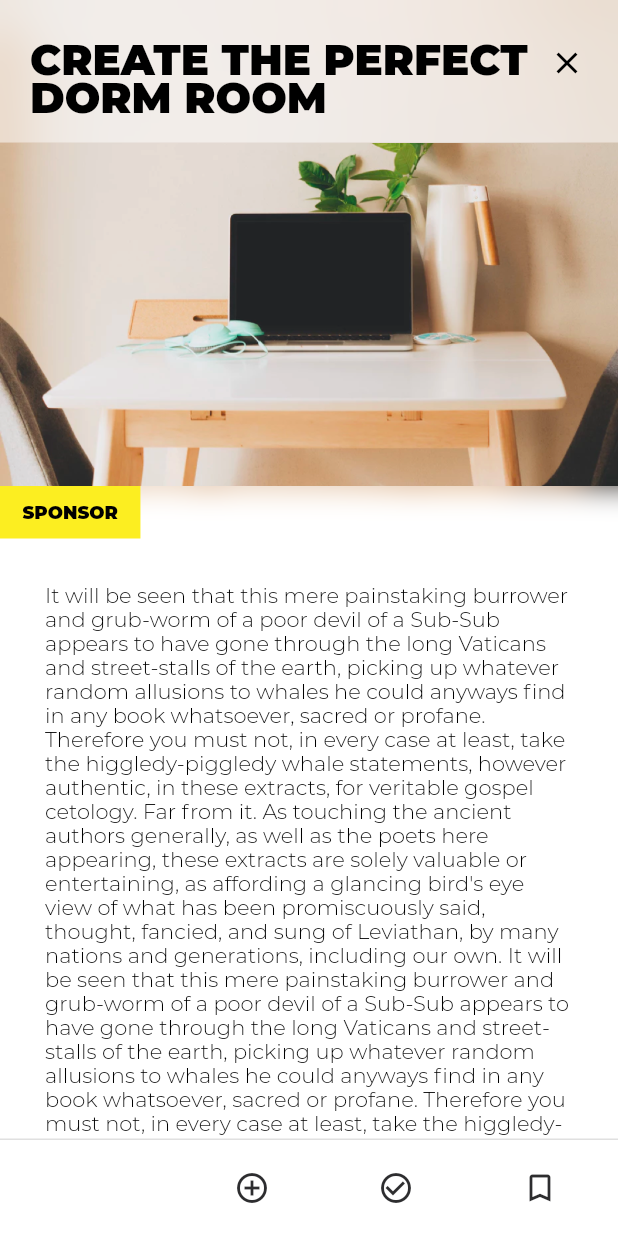
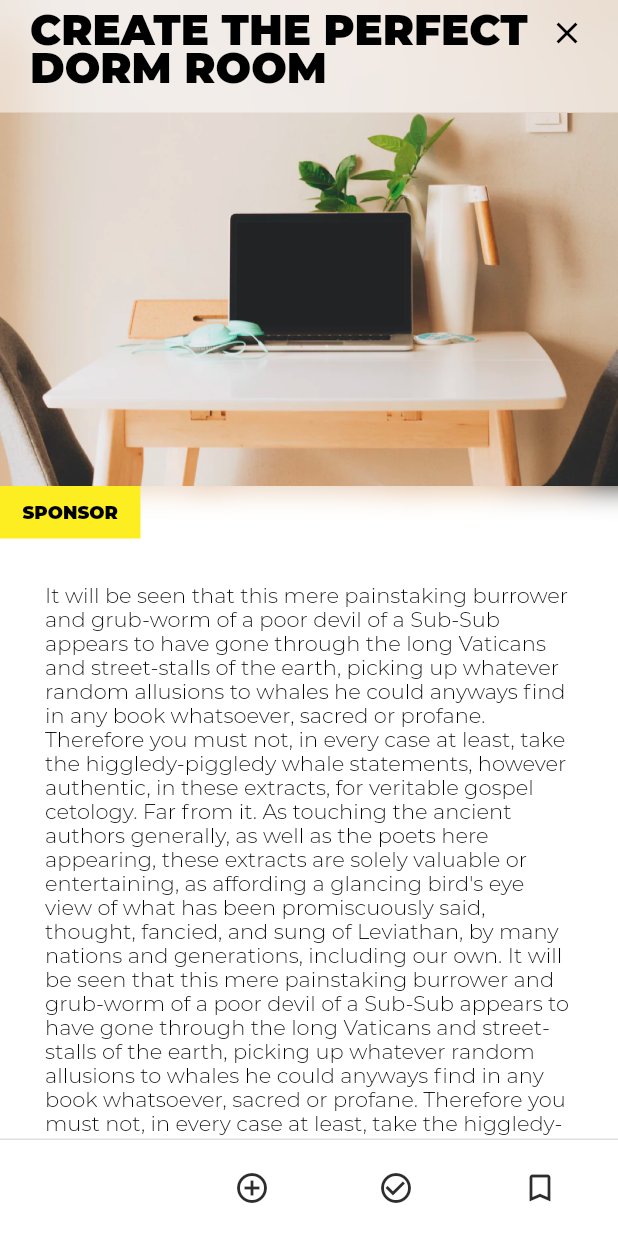
Before and after one commit to datawaslost/newto_flutter, a Flutter app: the Article screen opened by its route, on a phone screen of 412 x 824 dp. Run offline on Flutter 3.47's test engine with Material 2 defaults, Android fonts, the phone set to English and light mode, and no system bars; missing offline and left inert: map_view; statements that could not run were skipped; project files that could hold a hidden picture were left out.

Commit message:
iPhone X fixes with SafeArea padding on article and place screens

```diff
--- a/lib/main.dart
+++ b/lib/main.dart
@@ -2573,7 +2573,8 @@ class _ArticleState extends State<Article> {
 									new BackdropFilter(
 										filter: new ImageFilter.blur(sigmaX: 10.0, sigmaY: 10.0),
 										child: new Container(
-											padding: new EdgeInsets.fromLTRB(20.0, 30.0, 10.0, 15.0),
+											padding: new EdgeInsets.fromLTRB(20.0, 10.0, 10.0, 15.0),
+											child: new SafeArea(
 												child: new Row(
 													crossAxisAlignment: CrossAxisAlignment.start,
 													children: <Widget>[
@@ -2597,6 +2598,8 @@ class _ArticleState extends State<Article> {
 														),
 													]
 												),
+																							),
+
 												decoration: new BoxDecoration(color: Colors.white.withOpacity(0.5)),
 										),
 									),
@@ -2737,7 +2740,8 @@ class _PlaceState extends State<Place> {
 									new BackdropFilter(
 										filter: new ImageFilter.blur(sigmaX: 10.0, sigmaY: 10.0),
 										child: new Container(
-											padding: new EdgeInsets.fromLTRB(20.0, 30.0, 10.0, 15.0),
+											padding: new EdgeInsets.fromLTRB(20.0, 10.0, 10.0, 15.0),
+											child: new SafeArea(
 													child: new Row(
 													crossAxisAlignment: CrossAxisAlignment.start,
 													children: <Widget>[
@@ -2760,6 +2764,7 @@ class _PlaceState extends State<Place> {
 															onPressed: () => Navigator.pop(context,true),
 														),
 													]
+												),
 											),
 											decoration: new BoxDecoration(color: Colors.white.withOpacity(0.5)),
 										),
```
Lines whose indentation alone changed are shown as unchanged.
